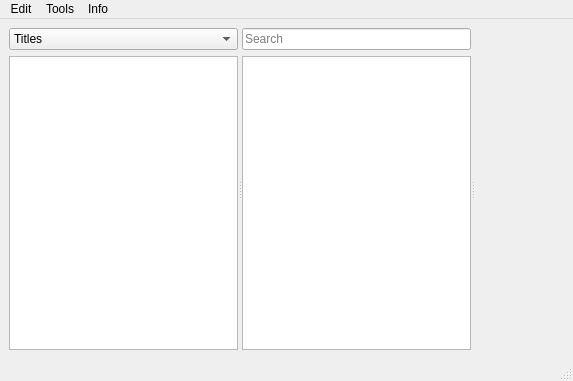
First picture: the form in toshview.ui, repository algamest/toshokan, before the edit.
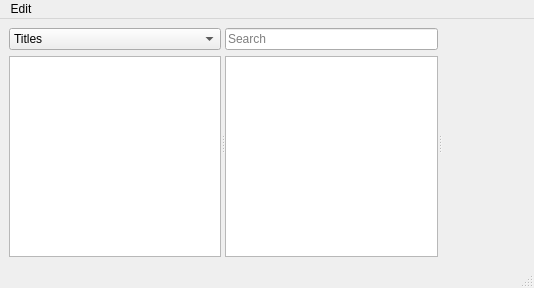
Second picture: the form after the edit. Custom widgets are drawn as their Qt base class.

Patch:
```diff
--- a/toshview.ui
+++ b/toshview.ui
@@ -6,8 +6,8 @@
    <rect>
     <x>0</x>
     <y>0</y>
-    <width>573</width>
-    <height>381</height>
+    <width>534</width>
+    <height>288</height>
    </rect>
   </property>
   <widget class="QWidget" name="centralwidget">
@@ -84,7 +84,7 @@
     <rect>
      <x>0</x>
      <y>0</y>
-     <width>573</width>
+     <width>534</width>
      <height>23</height>
     </rect>
    </property>
@@ -94,22 +94,7 @@
     </property>
     <addaction name="actionAdd_new_book"/>
    </widget>
-   <widget class="QMenu" name="menuInfo">
-    <property name="title">
-     <string>Info</string>
-    </property>
-    <addaction name="actionHelp"/>
-    <addaction name="actionAbout_Qt"/>
-    <addaction name="actionAbout"/>
-   </widget>
-   <widget class="QMenu" name="menuTools">
-    <property name="title">
-     <string>Tools</string>
-    </property>
-   </widget>
    <addaction name="menuEdit"/>
-   <addaction name="menuTools"/>
-   <addaction name="menuInfo"/>
   </widget>
   <widget class="QStatusBar" name="statusbar"/>
   <action name="actionAdd_new_book">
```
Left out of the diff: 15 changed lines with no effect on the pictures.
